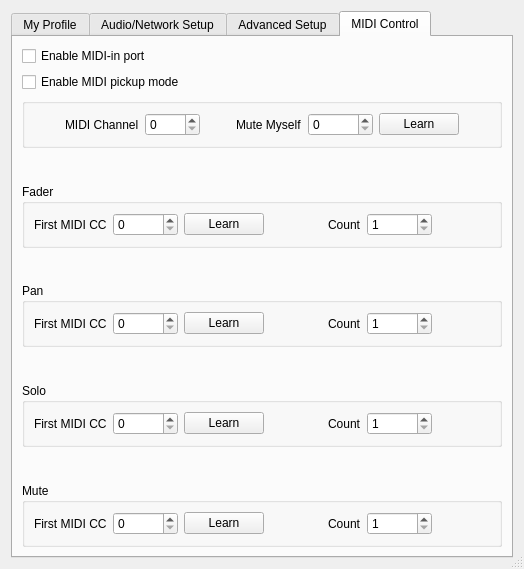
Above: src/clientsettingsdlgbase.ui from ignotus666/jamulus before the change. Below: the same form after it.
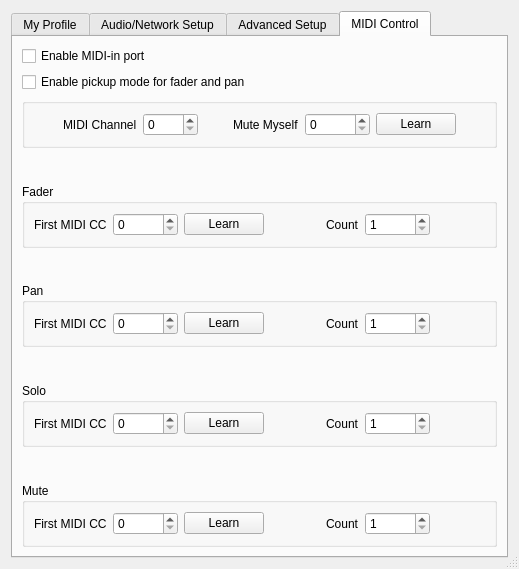
That is the form after the change. Icons and pictures are not drawn. Custom widgets are drawn as their Qt base class.

Commit message: Add pickup mode

```diff
--- a/src/clientsettingsdlgbase.ui
+++ b/src/clientsettingsdlgbase.ui
@@ -6,7 +6,7 @@
    <rect>
     <x>0</x>
     <y>0</y>
-    <width>524</width>
+    <width>519</width>
     <height>569</height>
    </rect>
   </property>
@@ -1350,11 +1350,11 @@
        </item>
        <item>
         <widget class="QCheckBox" name="chbMIDIPickupMode">
-         <property name="text">
-          <string>Enable MIDI pickup mode</string>
-         </property>
          <property name="toolTip">
-          <string>Prevents sudden volume changes when using physical MIDI controllers</string>
+          <string/>
+         </property>
+         <property name="text">
+          <string>Enable pickup mode for fader and pan</string>
          </property>
         </widget>
        </item>
```
Left out of the diff: 3 changed lines with no effect on the pictures. The commit also changes 9 other files.
